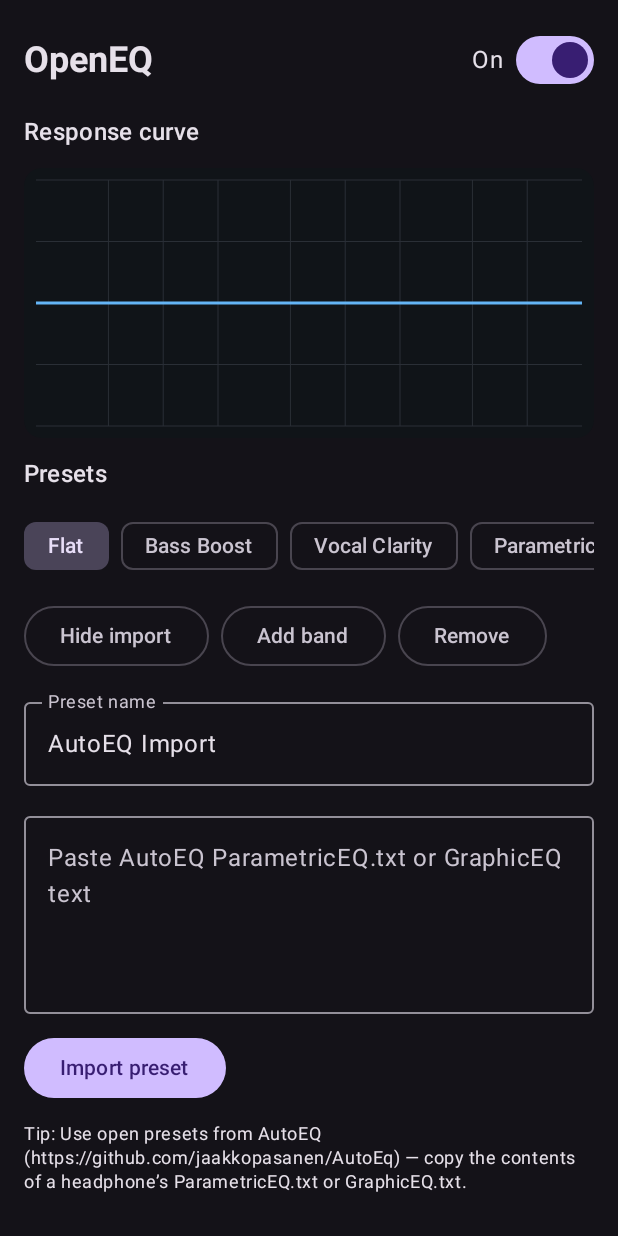
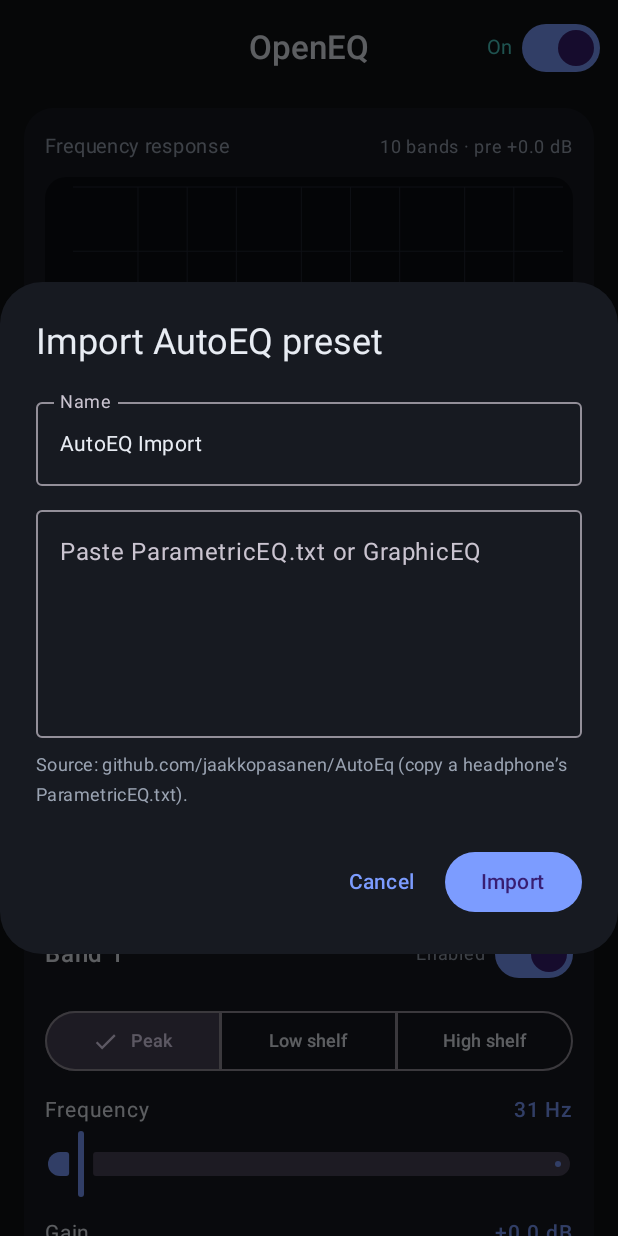
Before and after one commit to piehelmet/OpenEQ, an Android app built with Jetpack Compose: the screen it shows after launch (MainActivity), after a tap on "Import AutoEQ", on a phone screen of 412 x 824 dp. Run offline under Robolectric (Android 15) with nearby library versions, the phone set to English and light mode, and no system bars.

Commit message:
Redesign UI: modern dark theme, cleaner layout, import dialog, improved curve/band controls

```diff
--- a/app/build.gradle.kts
+++ b/app/build.gradle.kts
@@ -12,8 +12,8 @@ android {
         applicationId = "com.openeq.app"
         minSdk = 28
         targetSdk = 35
-        versionCode = 1
-        versionName = "0.1.0"
+        versionCode = 2
+        versionName = "0.1.1"
 
         testInstrumentationRunner = "androidx.test.runner.AndroidJUnitRunner"
     }
--- a/app/src/main/java/com/openeq/app/MainActivity.kt
+++ b/app/src/main/java/com/openeq/app/MainActivity.kt
@@ -6,25 +6,37 @@ import androidx.activity.compose.setContent
 import androidx.activity.enableEdgeToEdge
 import androidx.compose.foundation.Canvas
 import androidx.compose.foundation.background
+import androidx.compose.foundation.horizontalScroll
 import androidx.compose.foundation.layout.*
-import androidx.compose.foundation.lazy.LazyRow
-import androidx.compose.foundation.lazy.items
-import androidx.compose.foundation.lazy.itemsIndexed
 import androidx.compose.foundation.rememberScrollState
+import androidx.compose.foundation.shape.CircleShape
 import androidx.compose.foundation.shape.RoundedCornerShape
 import androidx.compose.foundation.verticalScroll
+import androidx.compose.foundation.rememberScrollState as rememberHScrollState
 import androidx.compose.material3.*
 import androidx.compose.runtime.*
 import androidx.compose.ui.Alignment
 import androidx.compose.ui.Modifier
+import androidx.compose.ui.draw.clip
 import androidx.compose.ui.geometry.Offset
+import androidx.compose.ui.graphics.Brush
 import androidx.compose.ui.graphics.Color
 import androidx.compose.ui.graphics.Path
+import androidx.compose.ui.graphics.drawscope.Fill
 import androidx.compose.ui.graphics.drawscope.Stroke
 import androidx.compose.ui.text.font.FontWeight
+import androidx.compose.ui.text.style.TextOverflow
 import androidx.compose.ui.unit.dp
+import androidx.compose.ui.unit.sp
 import com.openeq.app.audio.*
 import kotlin.math.*
+
+private val Accent = Color(0xFF7C9CFF)
+private val Accent2 = Color(0xFF4DD0C8)
+private val Bg = Color(0xFF0F1115)
+private val Surface1 = Color(0xFF171A21)
+private val Surface2 = Color(0xFF1E222B)
+private val OnDim = Color(0xFF9AA3B2)
 
 class MainActivity : ComponentActivity() {
     private val engine = EqEngine()
@@ -34,10 +46,12 @@ class MainActivity : ComponentActivity() {
         enableEdgeToEdge()
         engine.attach(0)
         setContent {
-            MaterialTheme(colorScheme = darkColorScheme()) {
-                Surface(Modifier.fillMaxSize()) {
-                    EqScreen(engine)
-                }
+            val scheme = darkColorScheme(
+                primary = Accent, secondary = Accent2, background = Bg, surface = Surface1,
+                onBackground = Color(0xFFE8ECF3), onSurface = Color(0xFFE8ECF3), surfaceVariant = Surface2
+            )
+            MaterialTheme(colorScheme = scheme) {
+                Surface(Modifier.fillMaxSize(), color = Bg) { EqScreen(engine) }
             }
         }
     }
@@ -55,9 +69,9 @@ fun EqScreen(engine: EqEngine) {
     var enabled by remember { mutableStateOf(engine.enabled) }
     var presets by remember { mutableStateOf(DefaultPresets.all.toMutableList()) }
     var selectedBand by remember { mutableIntStateOf(0) }
+    var showImport by remember { mutableStateOf(false) }
     var importText by remember { mutableStateOf("") }
     var importName by remember { mutableStateOf("AutoEQ Import") }
-    var showImport by remember { mutableStateOf(false) }
 
     fun apply(p: EqPreset) {
         preset = p.copy(bands = p.bands.toList())
@@ -65,63 +79,94 @@ fun EqScreen(engine: EqEngine) {
         selectedBand = selectedBand.coerceIn(0, (preset.bands.size - 1).coerceAtLeast(0))
     }
 
-    Column(
-        modifier = Modifier
-            .fillMaxSize()
-            .padding(16.dp)
-            .verticalScroll(rememberScrollState()),
-        verticalArrangement = Arrangement.spacedBy(12.dp)
-    ) {
-        Row(verticalAlignment = Alignment.CenterVertically, modifier = Modifier.fillMaxWidth()) {
-            Text("OpenEQ", style = MaterialTheme.typography.headlineSmall, fontWeight = FontWeight.Bold, modifier = Modifier.weight(1f))
-            Text(if (enabled) "On" else "Off", modifier = Modifier.padding(end = 8.dp))
+    if (showImport) {
+        AlertDialog(
+            onDismissRequest = { showImport = false },
+            containerColor = Surface1,
+            title = { Text("Import AutoEQ preset") },
+            text = {
+                Column(verticalArrangement = Arrangement.spacedBy(8.dp)) {
+                    OutlinedTextField(value = importName, onValueChange = { importName = it }, label = { Text("Name") }, singleLine = true, modifier = Modifier.fillMaxWidth())
+                    OutlinedTextField(value = importText, onValueChange = { importText = it }, label = { Text("Paste ParametricEQ.txt or GraphicEQ") }, modifier = Modifier.fillMaxWidth().height(160.dp))
+                    Text("Source: github.com/jaakkopasanen/AutoEq (copy a headphone’s ParametricEQ.txt).", color = OnDim, fontSize = 12.sp)
+                }
+            },
+            confirmButton = {
+                Button(onClick = {
+                    val imported = AutoEqImport.parse(importText, importName.ifBlank { "Imported" })
+                    if (imported != null) {
+                        presets = (presets + imported).toMutableList(); apply(imported); importText = ""; showImport = false
+                    }
+                }) { Text("Import") }
+            },
+            dismissButton = { TextButton(onClick = { showImport = false }) { Text("Cancel") } }
+        )
+    }
+
+    Scaffold(
+        containerColor = Bg,
+        topBar = {
+            CenterAlignedTopAppBar(
+                colors = TopAppBarDefaults.topAppBarColors(containerColor = Bg),
+                title = { Text("OpenEQ", fontWeight = FontWeight.SemiBold) },
+                actions = {
+                    Row(verticalAlignment = Alignment.CenterVertically, modifier = Modifier.padding(end = 8.dp)) {
+                        Text(if (enabled) "On" else "Bypass", color = if (enabled) Accent2 else OnDim, fontSize = 13.sp)
+                        Spacer(Modifier.width(6.dp))
                         Switch(checked = enabled, onCheckedChange = { enabled = it; engine.setEnabled(it) })
                     }
+                }
+            )
+        }
+    ) { inner ->
+        Column(
+            modifier = Modifier.padding(inner).fillMaxSize().verticalScroll(rememberScrollState()).padding(horizontal = 16.dp, vertical = 8.dp),
+            verticalArrangement = Arrangement.spacedBy(14.dp)
+        ) {
+            Card(colors = CardDefaults.cardColors(containerColor = Surface1), shape = RoundedCornerShape(20.dp)) {
+                Column(Modifier.padding(14.dp), verticalArrangement = Arrangement.spacedBy(8.dp)) {
+                    Row(Modifier.fillMaxWidth(), horizontalArrangement = Arrangement.SpaceBetween) {
+                        Text("Frequency response", color = OnDim, fontSize = 13.sp)
+                        Text("${preset.bands.size} bands · pre ${fmtDb(preset.preampDb)} dB", color = OnDim, fontSize = 12.sp)
+                    }
+                    EqCurve(preset = preset, enabled = enabled, modifier = Modifier.fillMaxWidth().height(190.dp))
+                }
+            }
 
-        Text("Response curve", style = MaterialTheme.typography.titleMedium)
-        EqCurve(preset = preset, modifier = Modifier.fillMaxWidth().height(180.dp).background(Color(0xFF101418), RoundedCornerShape(12.dp)).padding(8.dp))
-
-        Text("Presets", style = MaterialTheme.typography.titleMedium)
-        LazyRow(horizontalArrangement = Arrangement.spacedBy(8.dp)) {
-            items(presets, key = { it.id }) { p ->
-                FilterChip(selected = preset.id == p.id, onClick = { apply(p) }, label = { Text(p.name) })
+            SectionHeader("Presets")
+            Row(Modifier.horizontalScroll(rememberScrollState()), horizontalArrangement = Arrangement.spacedBy(8.dp)) {
+                presets.forEach { p ->
+                    val sel = p.id == preset.id
+                    FilterChip(
+                        selected = sel, onClick = { apply(p) },
+                        label = { Text(p.name, maxLines = 1, overflow = TextOverflow.Ellipsis) },
+                        colors = FilterChipDefaults.filterChipColors(selectedContainerColor = Accent.copy(alpha = 0.22f), selectedLabelColor = Accent)
+                    )
                 }
             }
             Row(horizontalArrangement = Arrangement.spacedBy(8.dp)) {
-            OutlinedButton(onClick = { showImport = !showImport }) { Text(if (showImport) "Hide import" else "Import AutoEQ") }
-            OutlinedButton(onClick = {
-                val b = preset.bands.toMutableList()
-                b.add(EqBand(1000f, 0f, 1.41f, FilterType.PEAK, true))
-                apply(preset.copy(id = "custom-${System.currentTimeMillis()}", name = preset.name, bands = b))
-            }) { Text("Add band") }
-            OutlinedButton(onClick = {
-                if (preset.bands.size > 1) {
-                    val b = preset.bands.toMutableList(); b.removeAt(selectedBand.coerceIn(b.indices))
+                AssistChip(onClick = { showImport = true }, label = { Text("Import AutoEQ") })
+                AssistChip(onClick = {
+                    val b = preset.bands.toMutableList(); b.add(EqBand(1000f, 0f, 1.41f, FilterType.PEAK, true))
                     apply(preset.copy(id = "custom-${System.currentTimeMillis()}", bands = b))
-                }
-            }) { Text("Remove") }
+                }, label = { Text("+ Band") })
+                AssistChip(onClick = {
+                    if (preset.bands.size > 1) { val b = preset.bands.toMutableList(); b.removeAt(selectedBand.coerceIn(b.indices)); apply(preset.copy(id = "custom-${System.currentTimeMillis()}", bands = b)) }
+                }, label = { Text("Remove") })
             }
 
-        if (showImport) {
-            OutlinedTextField(value = importName, onValueChange = { importName = it }, label = { Text("Preset name") }, singleLine = true, modifier = Modifier.fillMaxWidth())
-            OutlinedTextField(value = importText, onValueChange = { importText = it }, label = { Text("Paste AutoEQ ParametricEQ.txt or GraphicEQ text") }, modifier = Modifier.fillMaxWidth().height(140.dp))
-            Button(onClick = {
-                val imported = AutoEqImport.parse(importText, importName.ifBlank { "Imported" })
-                if (imported != null) {
-                    presets = (presets + imported).toMutableList()
-                    apply(imported)
-                    importText = ""
-                    showImport = false
-                }
-            }) { Text("Import preset") }
-            Text("Tip: Use open presets from AutoEQ (https://github.com/jaakkopasanen/AutoEq) — copy the contents of a headphone’s ParametricEQ.txt or GraphicEQ.txt.", style = MaterialTheme.typography.bodySmall)
-        }
-
-        Text("Bands (parametric)", style = MaterialTheme.typography.titleMedium)
-        LazyRow(horizontalArrangement = Arrangement.spacedBy(8.dp)) {
-            itemsIndexed(preset.bands) { i, b ->
-                FilterChip(selected = i == selectedBand, onClick = { selectedBand = i },
-                    label = { Text("${b.frequencyHz.toInt()}Hz ${"%.1f".format(b.gainDb)}dB") })
+            SectionHeader("Bands")
+            Row(Modifier.horizontalScroll(rememberScrollState()), horizontalArrangement = Arrangement.spacedBy(8.dp)) {
+                preset.bands.forEachIndexed { i, b ->
+                    val sel = i == selectedBand
+                    ElevatedFilterChip(
+                        selected = sel, onClick = { selectedBand = i },
+                        label = { Column(horizontalAlignment = Alignment.CenterHorizontally) {
+                            Text(formatFreq(b.frequencyHz), fontSize = 12.sp, fontWeight = if (sel) FontWeight.SemiBold else FontWeight.Normal)
+                            Text("${fmtDb(b.gainDb)} dB", fontSize = 11.sp, color = if (b.gainDb >= 0) Accent2 else Color(0xFFFF8A80))
+                        } },
+                        colors = FilterChipDefaults.elevatedFilterChipColors(selectedContainerColor = Surface2, containerColor = Surface1)
+                    )
                 }
             }
 
@@ -129,68 +174,97 @@ fun EqScreen(engine: EqEngine) {
                 val idx = selectedBand.coerceIn(preset.bands.indices)
                 val band = preset.bands[idx]
                 fun updateBand(mut: (EqBand) -> EqBand) {
-                val b = preset.bands.toMutableList(); b[idx] = mut(b[idx])
-                apply(preset.copy(id = preset.id, bands = b))
+                    val b = preset.bands.toMutableList(); b[idx] = mut(b[idx]); apply(preset.copy(bands = b))
                 }
-            Card(modifier = Modifier.fillMaxWidth()) {
-                Column(Modifier.padding(12.dp), verticalArrangement = Arrangement.spacedBy(8.dp)) {
-                    Text("Band ${idx + 1}: ${band.type}", fontWeight = FontWeight.SemiBold)
-                    Text("Frequency: ${band.frequencyHz.toInt()} Hz")
-                    Slider(value = log10(band.frequencyHz.coerceIn(20f, 20000f)), onValueChange = {
-                        val f = (10f.pow(it)).coerceIn(20f, 20000f); updateBand { b0 -> b0.copy(frequencyHz = f) }
-                    }, valueRange = log10(20f)..log10(20000f))
-                    Text("Gain: ${"%.1f".format(band.gainDb)} dB")
-                    Slider(value = band.gainDb, onValueChange = { v -> updateBand { b0 -> b0.copy(gainDb = v) } }, valueRange = -12f..12f)
-                    Text("Q: ${"%.2f".format(band.q)} (stored for curve/future DSP; DynamicsProcessing applies F/G)")
-                    Slider(value = band.q, onValueChange = { v -> updateBand { b0 -> b0.copy(q = v) } }, valueRange = 0.3f..10f)
-                    Row(horizontalArrangement = Arrangement.spacedBy(8.dp)) {
-                        listOf(FilterType.PEAK, FilterType.LOW_SHELF, FilterType.HIGH_SHELF).forEach { t ->
-                            FilterChip(selected = band.type == t, onClick = { updateBand { b0 -> b0.copy(type = t) } }, label = { Text(t.name.replace('_', ' ')) })
+                Card(colors = CardDefaults.cardColors(containerColor = Surface1), shape = RoundedCornerShape(20.dp)) {
+                    Column(Modifier.padding(14.dp), verticalArrangement = Arrangement.spacedBy(10.dp)) {
+                        Row(Modifier.fillMaxWidth(), verticalAlignment = Alignment.CenterVertically) {
+                            Text("Band ${idx + 1}", fontWeight = FontWeight.SemiBold, modifier = Modifier.weight(1f))
+                            Text(if (band.enabled) "Enabled" else "Disabled", color = OnDim, fontSize = 12.sp)
+                            Spacer(Modifier.width(6.dp))
+                            Switch(checked = band.enabled, onCheckedChange = { v -> updateBand { it.copy(enabled = v) } })
+                        }
+                        SingleChoiceSegmentedButtonRow(Modifier.fillMaxWidth()) {
+                            val types = listOf(FilterType.PEAK to "Peak", FilterType.LOW_SHELF to "Low shelf", FilterType.HIGH_SHELF to "High shelf")
+                            types.forEachIndexed { ti, (t, label) ->
+                                SegmentedButton(selected = band.type == t, onClick = { updateBand { it.copy(type = t) } },
+                                    shape = SegmentedButtonDefaults.itemShape(ti, types.size), label = { Text(label, fontSize = 12.sp, maxLines = 1) })
                             }
                         }
-                    Row(verticalAlignment = Alignment.CenterVertically) {
-                        Text("Enabled", modifier = Modifier.weight(1f))
-                        Switch(checked = band.enabled, onCheckedChange = { v -> updateBand { b0 -> b0.copy(enabled = v) } })
+                        LabeledSlider("Frequency", formatFreq(band.frequencyHz), log10(band.frequencyHz.coerceIn(20f, 20000f)), log10(20f)..log10(20000f)) {
+                            updateBand { b0 -> b0.copy(frequencyHz = 10f.pow(it).coerceIn(20f, 20000f)) }
                         }
+                        LabeledSlider("Gain", "${fmtDb(band.gainDb)} dB", band.gainDb, -12f..12f) { v -> updateBand { it.copy(gainDb = v) } }
+                        LabeledSlider("Q (width)", String.format("%.2f", band.q), band.q, 0.3f..10f) { v -> updateBand { it.copy(q = v) } }
+                        Text("Q & filter shape are visualized and stored for AutoEQ compatibility/future DSP; current engine applies frequency and gain.", color = OnDim, fontSize = 12.sp)
                     }
                 }
             }
 
-        Text("Preamp: ${"%.1f".format(preset.preampDb)} dB")
-        Slider(value = preset.preampDb, onValueChange = { v -> apply(preset.copy(preampDb = v)) }, valueRange = -12f..12f)
-
-        Text(
-            "Engine: DynamicsProcessing maps frequency & gain (and preamp/limiter). Q and filter type are preserved for the response curve, preset portability, and future custom biquad DSP.",
-            style = MaterialTheme.typography.bodySmall
-        )
+            Card(colors = CardDefaults.cardColors(containerColor = Surface1), shape = RoundedCornerShape(20.dp)) {
+                Column(Modifier.padding(14.dp), verticalArrangement = Arrangement.spacedBy(6.dp)) {
+                    LabeledSlider("Preamp", "${fmtDb(preset.preampDb)} dB", preset.preampDb, -12f..12f) { v -> apply(preset.copy(preampDb = v)) }
+                    Text("Limiter enabled for headroom protection.", color = OnDim, fontSize = 12.sp)
+                }
+            }
+            Spacer(Modifier.height(12.dp))
+        }
     }
 }
 
+@Composable private fun SectionHeader(t: String) { Text(t, fontSize = 14.sp, fontWeight = FontWeight.SemiBold, color = OnDim) }
+
 @Composable
-fun EqCurve(preset: EqPreset, modifier: Modifier = Modifier) {
-    Canvas(modifier = modifier) {
+private fun LabeledSlider(label: String, value: String, v: Float, range: ClosedFloatingPointRange<Float>, on: (Float) -> Unit) {
+    Column {
+        Row(Modifier.fillMaxWidth(), horizontalArrangement = Arrangement.SpaceBetween) {
+            Text(label, fontSize = 14.sp); Text(value, fontSize = 14.sp, color = Accent, fontWeight = FontWeight.Medium)
+        }
+        Slider(value = v, onValueChange = on, valueRange = range)
+    }
+}
+
+private fun fmtDb(v: Float): String = (if (v >= 0) "+" else "") + String.format("%.1f", v)
+private fun formatFreq(hz: Float): String = if (hz >= 1000f) String.format("%.1f kHz", hz / 1000f) else "${hz.roundToInt()} Hz"
+
+@Composable
+fun EqCurve(preset: EqPreset, enabled: Boolean, modifier: Modifier = Modifier) {
+    Canvas(modifier = modifier.clip(RoundedCornerShape(14.dp)).background(Color(0xFF0B0D12))) {
         val w = size.width; val h = size.height
-        val minF = 20f; val maxF = 20000f
-        val dbRange = 12f
-        fun xFor(f: Float): Float = ((ln(f / minF) / ln(maxF / minF)) * w)
-        fun yFor(db: Float): Float = (h / 2f) - (db / dbRange) * (h / 2f)
-        // grid
-        val grid = Color(0xFF2A2F36)
-        for (db in listOf(-12f, -6f, 0f, 6f, 12f)) drawLine(grid, Offset(0f, yFor(db)), Offset(w, yFor(db)), 1f)
-        for (f in listOf(50f, 100f, 200f, 500f, 1000f, 2000f, 5000f, 10000f)) drawLine(grid, Offset(xFor(f), 0f), Offset(xFor(f), h), 1f)
-        drawLine(Color(0xFF4A5568), Offset(0f, yFor(0f)), Offset(w, yFor(0f)), 2f)
-        // response
-        val path = Path()
-        val steps = 240
-        for (i in 0..steps) {
+        val padL = 28f; val padB = 18f; val padT = 10f; val padR = 10f
+        val gw = w - padL - padR; val gh = h - padT - padB
+        val minF = 20f; val maxF = 20000f; val dbRange = 12f
+        fun xFor(f: Float): Float = padL + ((ln(f / minF) / ln(maxF / minF)) * gw).toFloat()
+        fun yFor(db: Float): Float = padT + (gh / 2f) - (db / dbRange) * (gh / 2f)
+        val grid = Color(0xFF222733)
+        for (db in listOf(-12f, -6f, 0f, 6f, 12f)) drawLine(grid, Offset(padL, yFor(db)), Offset(padL + gw, yFor(db)), 1f)
+        for (f in listOf(50f, 100f, 200f, 500f, 1000f, 2000f, 5000f, 10000f)) drawLine(grid, Offset(xFor(f), padT), Offset(xFor(f), padT + gh), 1f)
+        drawLine(Color(0xFF3A4252), Offset(padL, yFor(0f)), Offset(padL + gw, yFor(0f)), 2f)
+
+        val path = Path(); val fill = Path()
+        val steps = 260
+        fun responseAt(f: Float): Float {
+            var db = preset.preampDb
+            preset.bands.forEach { b -> if (b.enabled) db += bandResponseDb(f, b) }
+            return db
+        }
+        val y0 = yFor(responseAt(minF).coerceIn(-18f, 18f))
+        path.moveTo(xFor(minF), y0); fill.moveTo(xFor(minF), padT + gh); fill.lineTo(xFor(minF), y0)
+        for (i in 1..steps) {
             val t = i / steps.toFloat()
             val f = minF * (maxF / minF).pow(t)
-            var db = preset.preampDb
-            preset.bands.forEach { b -> if (b.enabled) db += bandResponseDb(f, b) }
-            val x = t * w; val y = yFor(db.coerceIn(-18f, 18f))
-            if (i == 0) path.moveTo(x, y) else path.lineTo(x, y)
+            val x = xFor(f); val y = yFor(responseAt(f).coerceIn(-18f, 18f))
+            path.lineTo(x, y); fill.lineTo(x, y)
         }
-        drawPath(path, Color(0xFF64B5F6), style = Stroke(width = 3f))
+        fill.lineTo(xFor(maxF), padT + gh); fill.close()
+        val lineC = if (enabled) Accent else Color(0xFF556070)
+        drawPath(fill, Brush.verticalGradient(listOf(lineC.copy(alpha = 0.25f), Color.Transparent), startY = padT, endY = padT + gh), style = Fill)
+        drawPath(path, lineC, style = Stroke(width = 3.5f))
+        // band markers
+        preset.bands.forEach { b ->
+            val x = xFor(b.frequencyHz.coerceIn(minF, maxF)); val y = yFor((preset.preampDb + b.gainDb).coerceIn(-12f, 12f))
+            drawCircle(if (b.enabled) Accent2 else Color(0xFF555D6B), radius = 5f, center = Offset(x, y))
+        }
     }
 }
 
```
Lines whose indentation alone changed are shown as unchanged.
